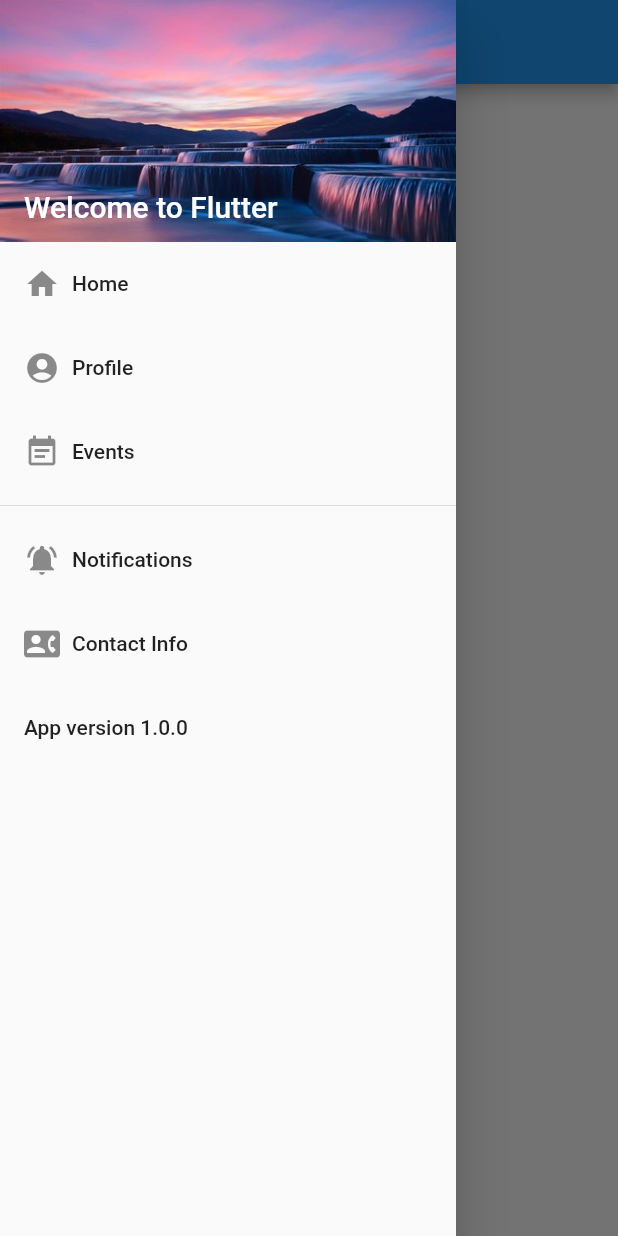
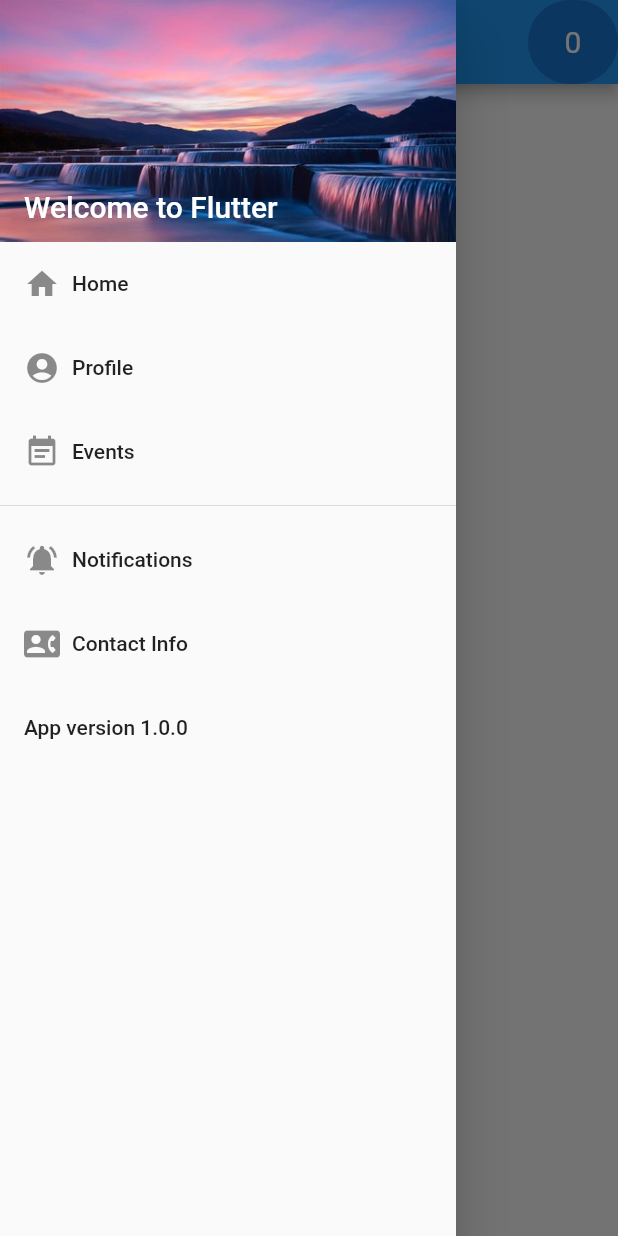
Before and after one commit to enetz7/Navegacion-Drawer, a Flutter app: the eventPage screen opened by its route, with the side drawer open, on a phone screen of 412 x 824 dp. Run offline on Flutter 3.47's test engine with Material 2 defaults, Android fonts, the phone set to English and light mode, and no system bars; network calls fail.

Commit message:
Feat: Favorite list count

```diff
--- a/lib/fragments/eventPage.dart
+++ b/lib/fragments/eventPage.dart
@@ -47,20 +47,34 @@ class EventPageStage extends State<eventPage>{
    final listNombres = Provider.of<ListaNombres>(context);
    if(listNombres.listaNombres.length==0){
     listNombres.listaNombres=lista;
-    }
+    listNombres.setFavorites(lista.length);
+   }
    if(listNombres.listaNombres==null){
     return new Scaffold(
         appBar: AppBar(
           title: Text("Events"),
-        ),
+        actions: [Container(
+           alignment: Alignment.center,
+           height: 50,
+           width: 60,
+           child:Text(listNombres.nombresFavoritos.length.toString(),style:TextStyle(fontSize: 20),textAlign: TextAlign.center,),
+           decoration: BoxDecoration(color:Colors.blue[700],border:Border.all(color:Colors.blue[700]),borderRadius:BorderRadius.circular(100)),
+         ),
+         ]),
         drawer: navigationDrawer(),
         body: Center(child: Text("Hey! this is events list page")));
     }else{
-      listNombres.setFavorites(lista.length);
       return new Scaffold(
         appBar: AppBar(
           title: Text("Events"),
-        ),
+        actions: [Container(
+           alignment: Alignment.center,
+           height: 50,
+           width: 60,
+           child:Text(listNombres.nombresFavoritos.length.toString(),style:TextStyle(fontSize: 20),textAlign: TextAlign.center,),
+           decoration: BoxDecoration(color:Colors.blue[700],border:Border.all(color:Colors.blue[700]),borderRadius:BorderRadius.circular(100)),
+         ),
+         ]),
         drawer: navigationDrawer(),
         body: SingleChildScrollView(child:Center(child:
         Column(children: [
```
Also changed, not shown: lib/fragments/contactPage.dart (+10 -1 lines), lib/fragments/homePage.dart (+10 -2 lines), lib/fragments/notificationPage.dart (+16 -2 lines), lib/fragments/profilePage.dart (+11 -1 lines).
